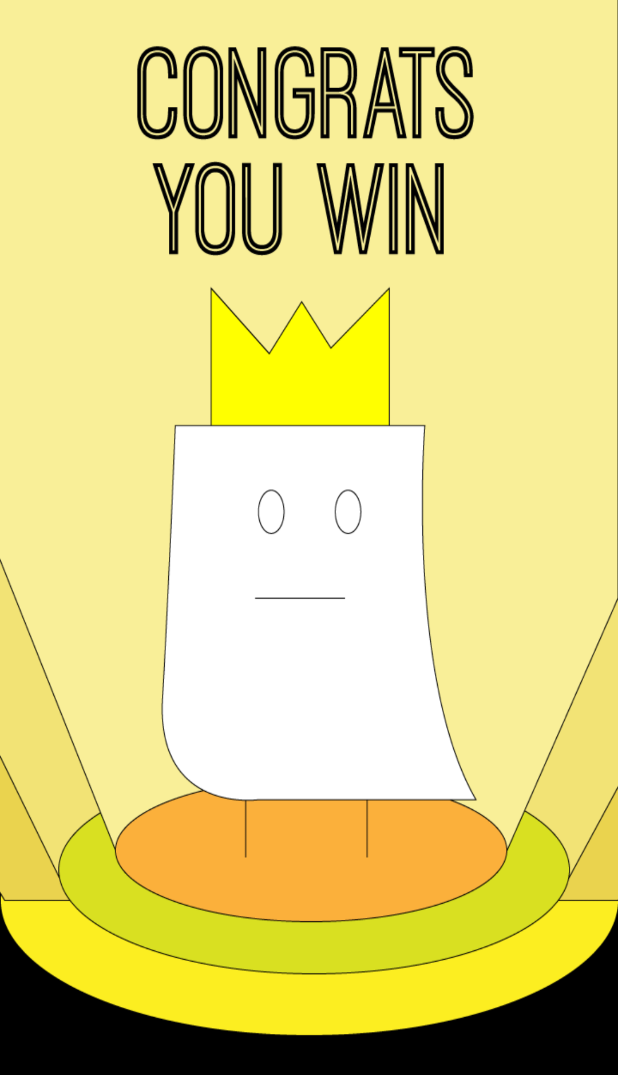
After one commit to RGA1109/Hello-World, an Android app: the GameWon screen opened directly, with no data from a screen before it, on a phone screen of 412 x 824 dp. The commit adds this screen. Shown: the top 1075 px of the screen. Run offline under Robolectric (Android 15) with nearby library versions, the phone set to English and light mode, and no system bars.

Commit message:
Add files via upload

```diff
--- a/src/main/AndroidManifest.xml
+++ b/src/main/AndroidManifest.xml
@@ -11,6 +11,7 @@
         android:supportsRtl="true"
         android:theme="@style/AppTheme"
         tools:ignore="GoogleAppIndexingWarning">
+        <activity android:name=".GameWon"></activity>
         <activity android:name=".GameOver"></activity>
         <!-- <activity android:name=".Settings"></activity> -->
         <!-- <activity android:name=".AboutMe" /> -->
--- /dev/null
+++ b/src/main/java/com/example/fish/GameWon.java
@@ -0,0 +1,46 @@
+package com.example.fish;
+
+import android.content.Intent;
+import android.support.v7.app.AppCompatActivity;
+import android.os.Bundle;
+
+public class GameWon extends AppCompatActivity {
+
+    @Override
+    protected void onCreate(Bundle savedInstanceState) {
+        super.onCreate(savedInstanceState);
+        setContentView(R.layout.activity_game_won);
+
+        Thread thread = new Thread()
+        {
+            @Override
+
+
+            public void run()
+            {
+                try
+                {
+                    sleep(10000);
+                }
+                catch (Exception e)
+                {
+                    e.printStackTrace();
+                }
+                finally
+                {
+                    Intent mainIntent = new Intent(GameWon.this, MainActivity.class);
+                    startActivity(mainIntent);
+                }
+            }
+        };
+        thread.start();
+    }
+
+    @Override
+    protected void onPause()
+    {
+        super.onPause();
+
+        finish();
+    }
+}
--- /dev/null
+++ b/src/main/res/layout/activity_game_won.xml
@@ -0,0 +1,8 @@
+<?xml version="1.0" encoding="utf-8"?>
+<android.support.constraint.ConstraintLayout xmlns:android="http://schemas.android.com/apk/res/android"
+    xmlns:app="http://schemas.android.com/apk/res-auto"
+    xmlns:tools="http://schemas.android.com/tools"
+    android:layout_width="match_parent"
+    android:layout_height="match_parent"
+    android:background ="@drawable/winner"
+    tools:context=".GameWon"/>
```
Also changed, not shown: src/main/java/com/example/fish/PlayerMovementView.java (+35 -12 lines), src/main/res/drawable/backgroundnew.png (added), src/main/res/drawable/smallheart.png (added), src/main/res/drawable/winner.png (added).
